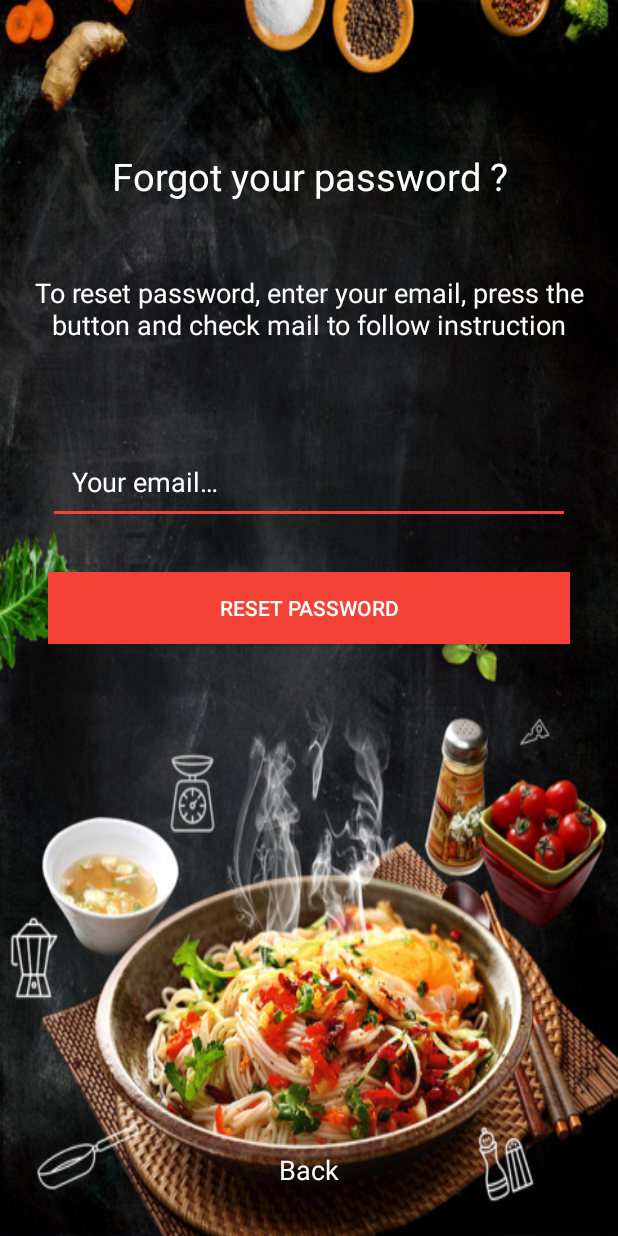
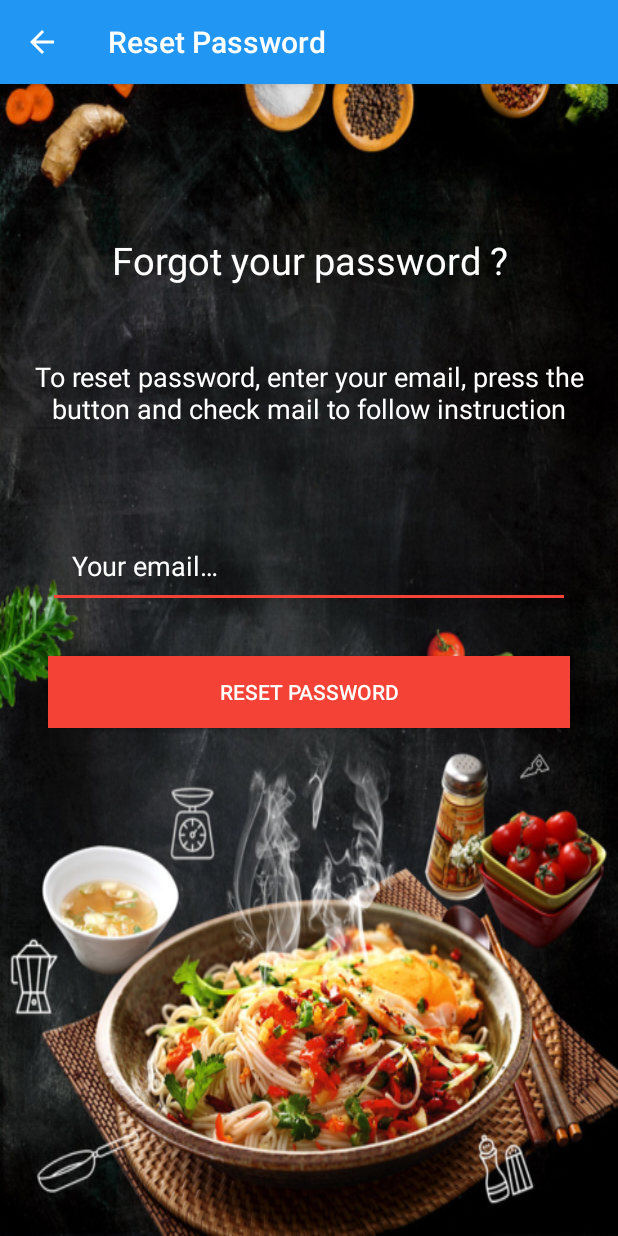
Before and after one commit to edgarhakobyan/Blog-App, an Android app: the ResetPasswordActivity screen opened directly, with no data from a screen before it, on a phone screen of 412 x 824 dp. Run offline under Robolectric (Android 15) with nearby library versions, the light colour scheme and no system bars; our stand-ins replace Firebase (no records; nobody signed in at launch, a user with empty details on screens opened directly).

Commit message:
Changed reset password page

```diff
--- a/app/src/main/AndroidManifest.xml
+++ b/app/src/main/AndroidManifest.xml
@@ -56,8 +56,9 @@
             android:screenOrientation="portrait" />
         <activity
             android:name=".activities.ResetPasswordActivity"
-            android:screenOrientation="portrait"
-            android:theme="@style/AppTheme.Light.NoActionBar" />
+            android:label="Reset Password"
+            android:parentActivityName=".activities.LoginActivity"
+            android:screenOrientation="portrait" />
         <activity
             android:name=".activities.PostMoreInfoActivity"
             android:label="Post"
--- a/app/src/main/java/com/example/edgar/blog_app/activities/ResetPasswordActivity.java
+++ b/app/src/main/java/com/example/edgar/blog_app/activities/ResetPasswordActivity.java
@@ -4,35 +4,28 @@
 import android.support.v7.app.AppCompatActivity;
 import android.os.Bundle;
 import android.text.TextUtils;
+import android.view.MenuItem;
 import android.view.View;
 import android.widget.Button;
 import android.widget.EditText;
-import android.widget.TextView;
 import android.widget.Toast;
 
 import com.example.edgar.blog_app.R;
-import com.google.android.gms.tasks.OnCompleteListener;
-import com.google.android.gms.tasks.Task;
+import com.google.android.gms.tasks.OnFailureListener;
+import com.google.android.gms.tasks.OnSuccessListener;
 import com.google.firebase.auth.FirebaseAuth;
 
 public class ResetPasswordActivity extends AppCompatActivity {
-
-    private Button resetPasswordBtn;
-    private EditText resetPasswordEmail;
-    private TextView backToLogin;
-
-    private FirebaseAuth mAuth;
 
     @Override
     protected void onCreate(Bundle savedInstanceState) {
         super.onCreate(savedInstanceState);
         setContentView(R.layout.activity_reset_password);
 
-        mAuth = FirebaseAuth.getInstance();
+        final FirebaseAuth mAuth = FirebaseAuth.getInstance();
 
-        resetPasswordBtn = findViewById(R.id.reset_password_btn);
-        resetPasswordEmail = findViewById(R.id.reset_email_field);
-        backToLogin = findViewById(R.id.back_to_login);
+        Button resetPasswordBtn = findViewById(R.id.reset_password_btn);
+        final EditText resetPasswordEmail = findViewById(R.id.reset_email_field);
 
         resetPasswordBtn.setOnClickListener(new View.OnClickListener() {
             @Override
@@ -41,37 +34,31 @@
                 final String email = resetPasswordEmail.getText().toString();
 
                 if (!TextUtils.isEmpty(email)) {
-
-                    mAuth.sendPasswordResetEmail(email).addOnCompleteListener(new OnCompleteListener<Void>() {
+                    mAuth.sendPasswordResetEmail(email).addOnSuccessListener(new OnSuccessListener<Void>() {
                         @Override
-                        public void onComplete(@NonNull Task<Void> task) {
-                            if (task.isSuccessful()) {
-                                Toast.makeText(ResetPasswordActivity.this, "Check email to reset your password!", Toast.LENGTH_SHORT).show();
-                            } else {
-                                String error;
-                                try {
-                                    error = task.getException().getMessage();
-                                } catch (Exception ex) {
-                                    error = "Failed to send reset password email!";
-                                }
-
-                                Toast.makeText(ResetPasswordActivity.this, error, Toast.LENGTH_SHORT).show();
-                            }
+                        public void onSuccess(Void aVoid) {
+                            Toast.makeText(ResetPasswordActivity.this, "Check email to reset your password!",
+                                    Toast.LENGTH_SHORT).show();
+                        }
+                    }).addOnFailureListener(new OnFailureListener() {
+                        @Override
+                        public void onFailure(@NonNull Exception e) {
+                            Toast.makeText(ResetPasswordActivity.this, e.getMessage(), Toast.LENGTH_SHORT).show();
                         }
                     });
-
                 }
-
             }
         });
+    }
 
-        backToLogin.setOnClickListener(new View.OnClickListener() {
-            @Override
-            public void onClick(View v) {
-                finish();
-            }
-        });
-
+    @Override
+    public boolean onOptionsItemSelected(MenuItem item) {
+        switch (item.getItemId()) {
+            case android.R.id.home:
+                onBackPressed();
+                return true;
+        }
+        return super.onOptionsItemSelected(item);
     }
 
 }
--- a/app/src/main/res/layout/activity_reset_password.xml
+++ b/app/src/main/res/layout/activity_reset_password.xml
@@ -70,19 +70,4 @@
         app:layout_constraintStart_toStartOf="parent"
         app:layout_constraintTop_toBottomOf="@+id/reset_email_field" />
 
-    <TextView
-        android:id="@+id/back_to_login"
-        android:layout_width="0dp"
-        android:layout_height="wrap_content"
-        android:layout_marginBottom="32dp"
-        android:layout_marginEnd="8dp"
-        android:layout_marginStart="8dp"
-        android:text="@string/back_to_login"
-        android:textAlignment="center"
-        android:textColor="@android:color/white"
-        android:textSize="18sp"
-        app:layout_constraintBottom_toBottomOf="parent"
-        app:layout_constraintEnd_toEndOf="parent"
-        app:layout_constraintStart_toStartOf="parent" />
-
 </android.support.constraint.ConstraintLayout>
--- a/app/src/main/res/values/strings.xml
+++ b/app/src/main/res/values/strings.xml
@@ -68,7 +68,6 @@
     <string name="forgot_your_password">Forgot your password ?</string>
     <string name="forgot_password_instruction">To reset password, enter your email, press the button and check mail to follow instruction</string>
     <string name="reset_password">Reset Password</string>
-    <string name="back_to_login">Back</string>
 
     <!--Post item activity-->
     <string name="post_item_image">Post item image</string>
```
